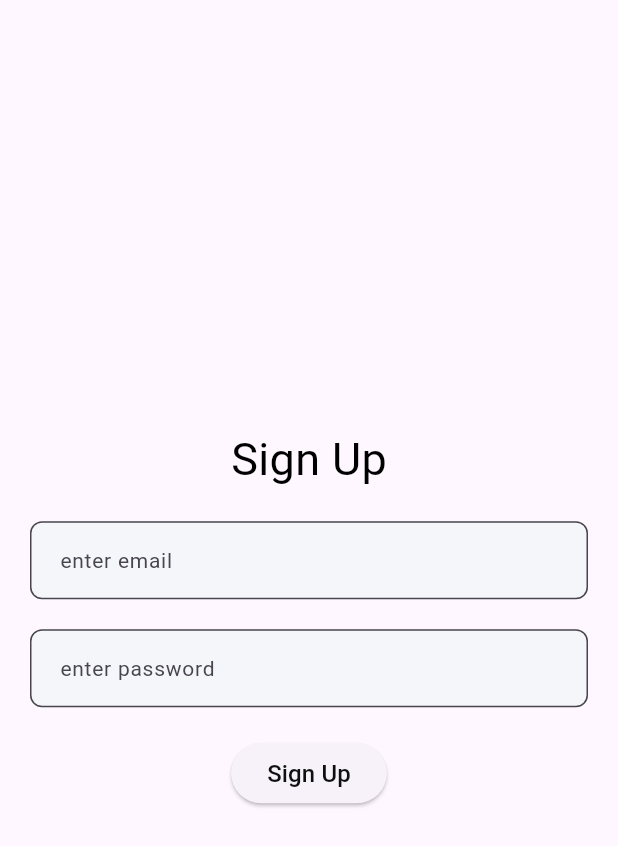
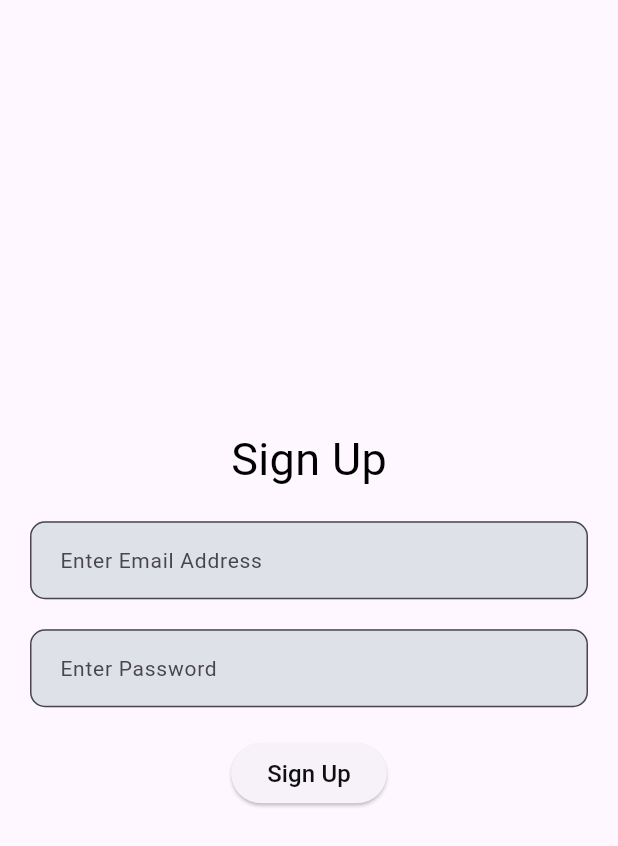
Before and after one commit to BRL-TRAINEES/Arjun_app, a Flutter app: the screen it shows after launch, after a tap on "Sign Up with Email", on a phone screen of 412 x 824 dp. Shown: the top 846 px of the screen. Run offline on Flutter 3.47's test engine with Material 3 defaults, Android fonts, the phone set to English and light mode, and no system bars; our stand-ins replace firebase_core; accounts and stored records are empty.

Commit message:
second commit

```diff
--- a/lib/main.dart
+++ b/lib/main.dart
@@ -11,12 +11,12 @@ class MyApp extends StatelessWidget {
   @override
   Widget build(BuildContext context) {
     return MaterialApp(
+      debugShowCheckedModeBanner: false,
       title: 'flutter firebase auth',
       theme: ThemeData(
         primarySwatch: Colors.cyan,
       ),
       home: const LogInScreen(),
-      routes: const {},
     );
   }
 }
--- a/lib/screens/EmailPassword.dart
+++ b/lib/screens/EmailPassword.dart
@@ -9,6 +9,8 @@ class EmailSignUp extends StatefulWidget {
 }
 
 class _EmailSignUpState extends State<EmailSignUp> {
+  final TextEditingController emailController = TextEditingController();
+  final TextEditingController passController = TextEditingController();
   @override
   Widget build(BuildContext context) {
     return Scaffold(
@@ -25,12 +27,14 @@ class _EmailSignUpState extends State<EmailSignUp> {
           const SizedBox(height: 20),
           Container(
             margin: const EdgeInsets.symmetric(horizontal: 20),
-            child: Textinput("enter email"),
+            child: Textinput(
+                controller: emailController, hintText: 'Enter Email Address'),
           ),
           const SizedBox(height: 20),
           Container(
             margin: const EdgeInsets.symmetric(horizontal: 20),
-            child: Textinput("enter password"),
+            child: Textinput(
+                controller: passController, hintText: 'Enter Password'),
           ),
           const SizedBox(height: 20),
           ElevatedButton(
--- a/lib/screens/PhoneNum.dart
+++ b/lib/screens/PhoneNum.dart
@@ -9,13 +9,15 @@ class Phonenum extends StatefulWidget {
 }
 
 class _PhonenumState extends State<Phonenum> {
+  final TextEditingController phoneController = TextEditingController();
   @override
   Widget build(BuildContext context) {
     return Scaffold(
       body: Column(
         mainAxisAlignment: MainAxisAlignment.center,
         children: [
-          const Textinput("enter mobile No."),
+          Textinput(
+              controller: phoneController, hintText: 'Enter phone number'),
           ElevatedButton(
             onPressed: () {},
             child: const Text(
--- a/lib/widget/textinput.dart
+++ b/lib/widget/textinput.dart
@@ -1,28 +1,34 @@
 import 'package:flutter/material.dart';
 
 class Textinput extends StatelessWidget {
+  final TextEditingController controller;
   final String hintText;
 
-  const Textinput(this.hintText, {super.key});
+  const Textinput({
+    Key? key,
+    required this.controller,
+    required this.hintText,
+  }) : super(key: key);
 
   @override
   Widget build(BuildContext context) {
     return TextField(
       decoration: InputDecoration(
         border: OutlineInputBorder(
-          borderRadius: BorderRadius.circular(8),
+          borderRadius: BorderRadius.circular(10),
           borderSide: const BorderSide(color: Colors.transparent, width: 0),
         ),
         contentPadding:
             const EdgeInsets.symmetric(horizontal: 16, vertical: 14),
         filled: true,
-        fillColor: const Color(0xffF5F6FA),
+        fillColor: const Color.fromARGB(255, 223, 225, 233),
         hintText: hintText,
         hintStyle: const TextStyle(
           fontSize: 14,
           fontWeight: FontWeight.w400,
         ),
       ),
+      controller: controller,
     );
   }
 }
```
Also changed, not shown: lib/screens/EmailLogin.dart (+6 -2 lines), lib/screens/homescreen.dart (added, +15 -0 lines).
